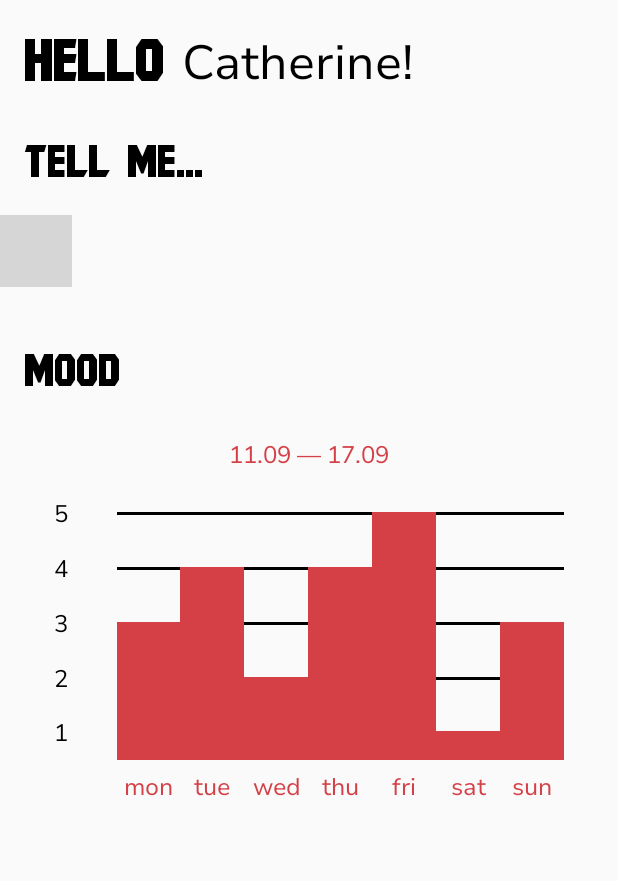
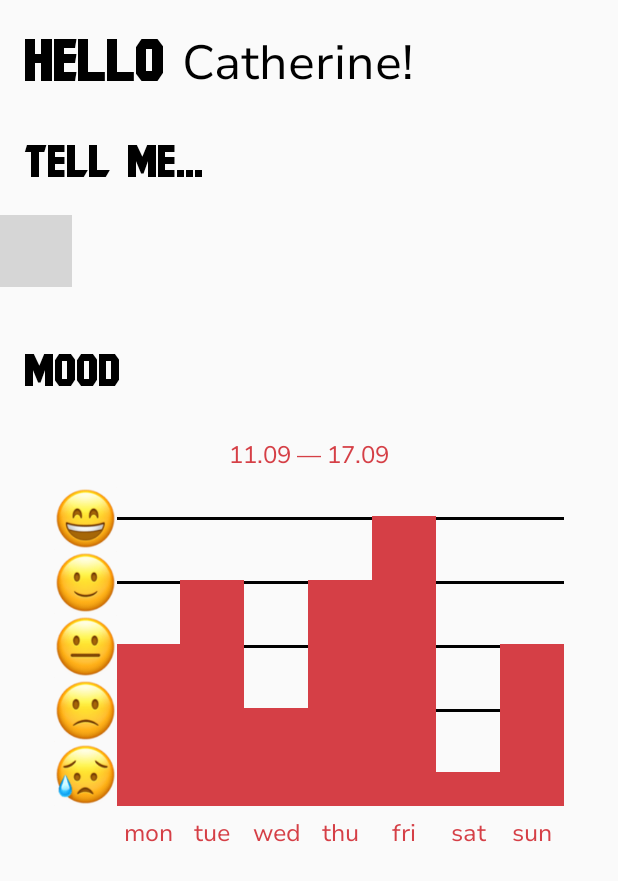
Before and after one commit to Levox98/TellMe, an Android app built with Jetpack Compose: the screen it shows after launch (MainActivity), on a phone screen of 412 x 824 dp. Shown: the top 881 px of the screen. Run offline under Robolectric (Android 15) with nearby library versions, the phone set to English and light mode, and no system bars; our stand-ins replace Dagger/Hilt's generated code, Room's generated code; 1 statement that could not run was skipped; grey boxes are pictures that could not be loaded.

```diff
--- a/feature-questions/src/main/java/com/tellme/feature_questions/model/QuestionsScreenViewModel.kt
+++ b/feature-questions/src/main/java/com/tellme/feature_questions/model/QuestionsScreenViewModel.kt
@@ -34,6 +34,15 @@ class QuestionsScreenViewModel @Inject constructor(
 ) : BaseViewModel<QuestionsScreenState, QuestionsScreenAction, QuestionsScreenEvent>(
     initialState = QuestionsScreenState(isLoading = false, isError = false, questions = listOf())
 ) {
+
+    val emojiList = listOf(
+        com.tellme.core_ui.R.drawable.ic_emoji_frown_sweating,
+        com.tellme.core_ui.R.drawable.ic_emoji_frown,
+        com.tellme.core_ui.R.drawable.ic_emoji_neutral,
+        com.tellme.core_ui.R.drawable.ic_emoji_smile,
+        com.tellme.core_ui.R.drawable.ic_emoji_grinning_smiling_eyes
+    )
+
     init {
         obtainEvent(QuestionsScreenEvent.GetQuestionsEvent)
     }
--- a/feature-questions/src/main/java/com/tellme/feature_questions/screen/QuestionsScreen.kt
+++ b/feature-questions/src/main/java/com/tellme/feature_questions/screen/QuestionsScreen.kt
@@ -2,6 +2,7 @@ package com.tellme.feature_questions.screen
 
 import android.util.Log
 import androidx.compose.foundation.ExperimentalFoundationApi
+import androidx.compose.foundation.Image
 import androidx.compose.foundation.layout.Arrangement
 import androidx.compose.foundation.layout.Box
 import androidx.compose.foundation.layout.Row
@@ -22,6 +23,7 @@ import androidx.compose.runtime.collectAsState
 import androidx.compose.runtime.remember
 import androidx.compose.ui.Alignment
 import androidx.compose.ui.Modifier
+import androidx.compose.ui.res.painterResource
 import androidx.compose.ui.text.style.TextAlign
 import androidx.compose.ui.unit.dp
 import com.tellme.core_ui.components.graph.AppGraph
@@ -46,6 +48,7 @@ fun QuestionsScreen(
     val viewActions = vm.viewActions
 
     val questions = viewState.value.questions
+    val emojiList = vm.emojiList
 
     LaunchedEffect(viewActions) {
         viewActions.onEach { action ->
@@ -146,10 +149,9 @@ fun QuestionsScreen(
                     rows = persistentListOf(1, 2, 3, 4, 5),
                     columns = persistentListOf("mon", "tue", "wed", "thu", "fri", "sat", "sun"),
                     rowTitle = {
-                        Text(
-                            text = "$it",
-                            style = AppTheme.typography.body2,
-                            textAlign = TextAlign.Center
+                        Image(
+                            painter = painterResource(emojiList[it - 1]),
+                            contentDescription = null
                         )
                     },
                     columnTitle = {
```
